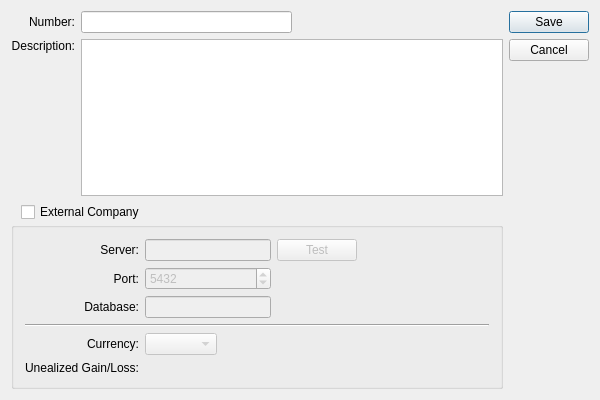
Before: the Qt Designer form xtuple/trunk/guiclient/company.ui in WooodHead/xtuple, drawn with Qt 5.
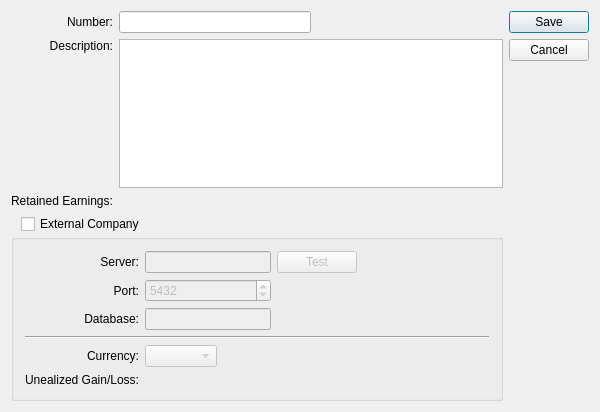
After: the same form once the commit is applied. Custom widgets are drawn as their Qt base class.

Commit message: issue #12351, issue #6200: Separate retained earnings by company.

Diff of the .ui file:
```diff
--- a/xtuple/trunk/guiclient/company.ui
+++ b/xtuple/trunk/guiclient/company.ui
@@ -14,7 +14,7 @@
     <x>0</x>
     <y>0</y>
     <width>600</width>
-    <height>400</height>
+    <height>412</height>
    </rect>
   </property>
   <property name="windowTitle">
@@ -83,7 +83,7 @@
    <item row="1" column="1">
     <widget class="XTextEdit" name="_descrip"/>
    </item>
-   <item row="2" column="0" colspan="2">
+   <item row="3" column="0" colspan="2">
     <layout class="QVBoxLayout" name="verticalLayout">
      <property name="spacing">
       <number>0</number>
@@ -282,6 +282,16 @@
      </item>
     </layout>
    </item>
+   <item row="2" column="1">
+    <widget class="GLCluster" name="_yearend"/>
+   </item>
+   <item row="2" column="0">
+    <widget class="QLabel" name="_yearendLit">
+     <property name="text">
+      <string>Retained Earnings:</string>
+     </property>
+    </widget>
+   </item>
   </layout>
  </widget>
  <layoutdefault spacing="6" margin="11"/>
```
The commit also changes 3 other files.
